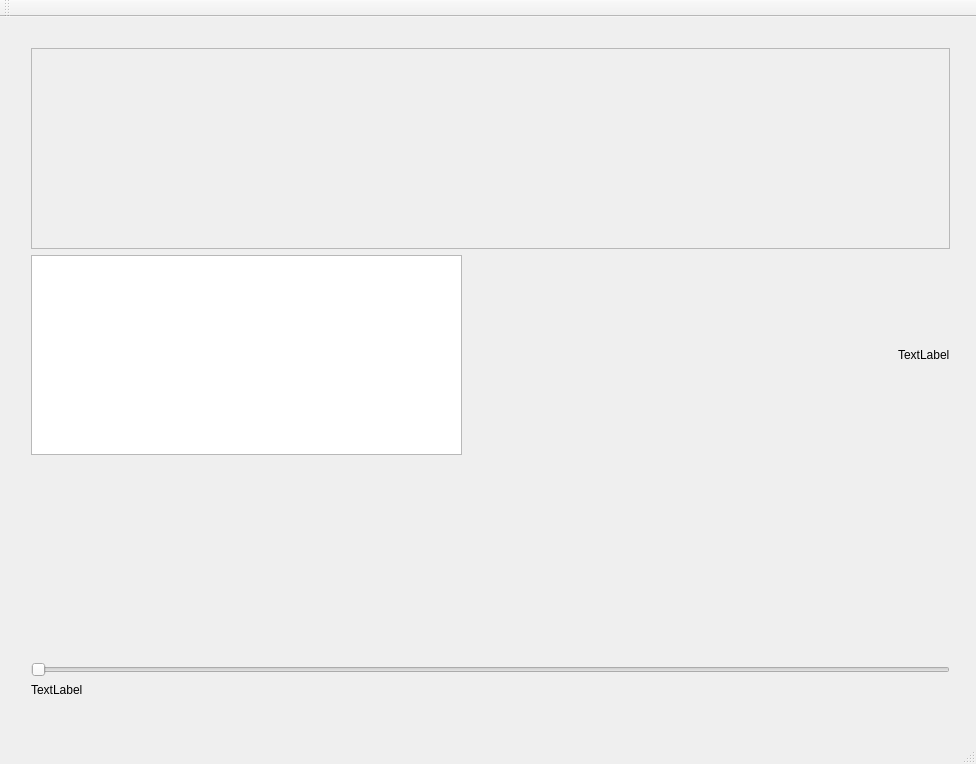
werew/mpv-gui, file client/mainwindow.ui: the form before one commit.
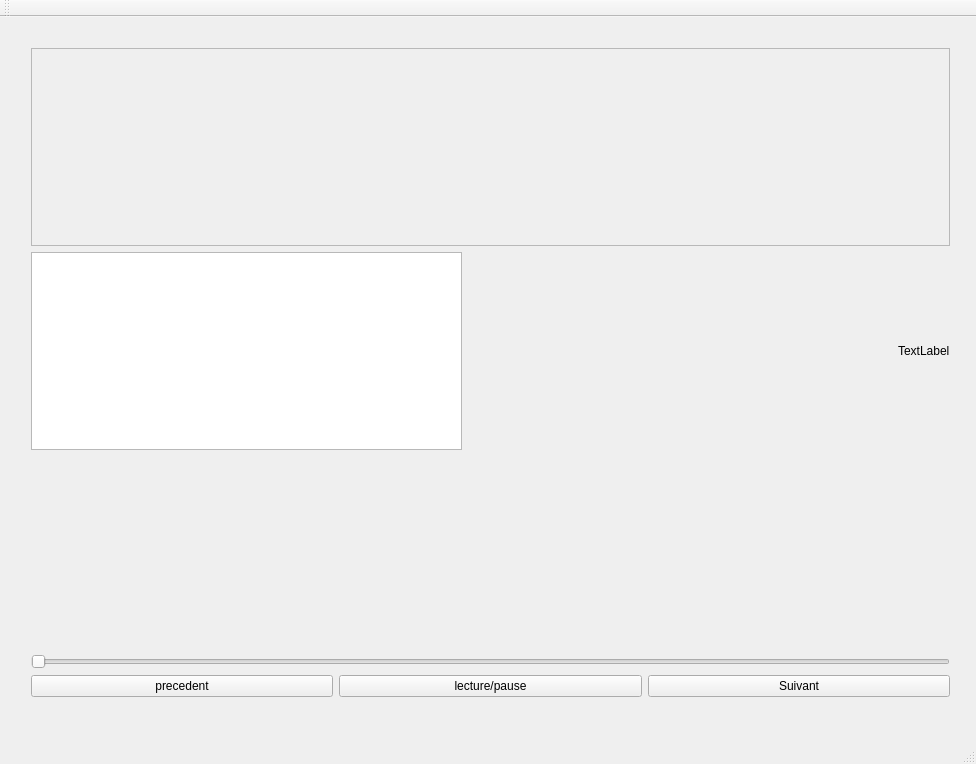
The form after the commit.

What changed in the file:
```diff
--- a/client/mainwindow.ui
+++ b/client/mainwindow.ui
@@ -35,7 +35,7 @@
           <x>0</x>
           <y>0</y>
           <width>937</width>
-          <height>197</height>
+          <height>193</height>
          </rect>
         </property>
        </widget>
@@ -91,11 +91,29 @@
         </widget>
        </item>
        <item>
-        <widget class="QLabel" name="label_2">
-         <property name="text">
-          <string>TextLabel</string>
-         </property>
-        </widget>
+        <layout class="QHBoxLayout" name="horizontalLayout_2">
+         <item>
+          <widget class="QPushButton" name="precedent">
+           <property name="text">
+            <string>precedent</string>
+           </property>
+          </widget>
+         </item>
+         <item>
+          <widget class="QPushButton" name="lecturePause">
+           <property name="text">
+            <string>lecture/pause</string>
+           </property>
+          </widget>
+         </item>
+         <item>
+          <widget class="QPushButton" name="suivant">
+           <property name="text">
+            <string>Suivant</string>
+           </property>
+          </widget>
+         </item>
+        </layout>
        </item>
       </layout>
      </item>
```
